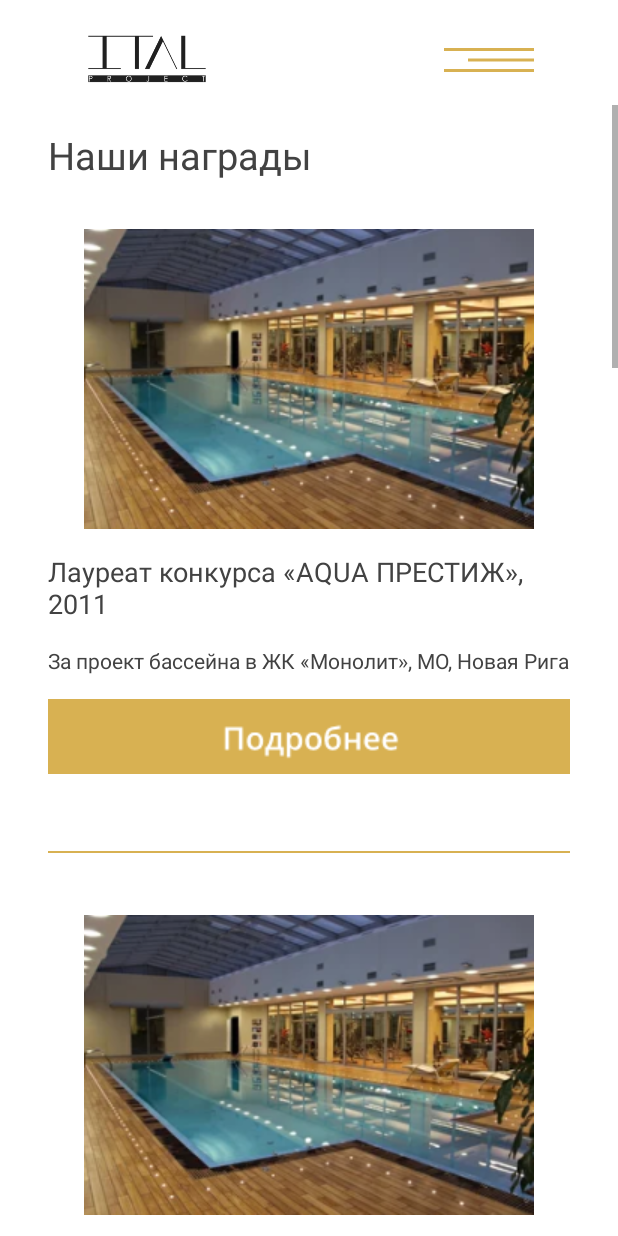
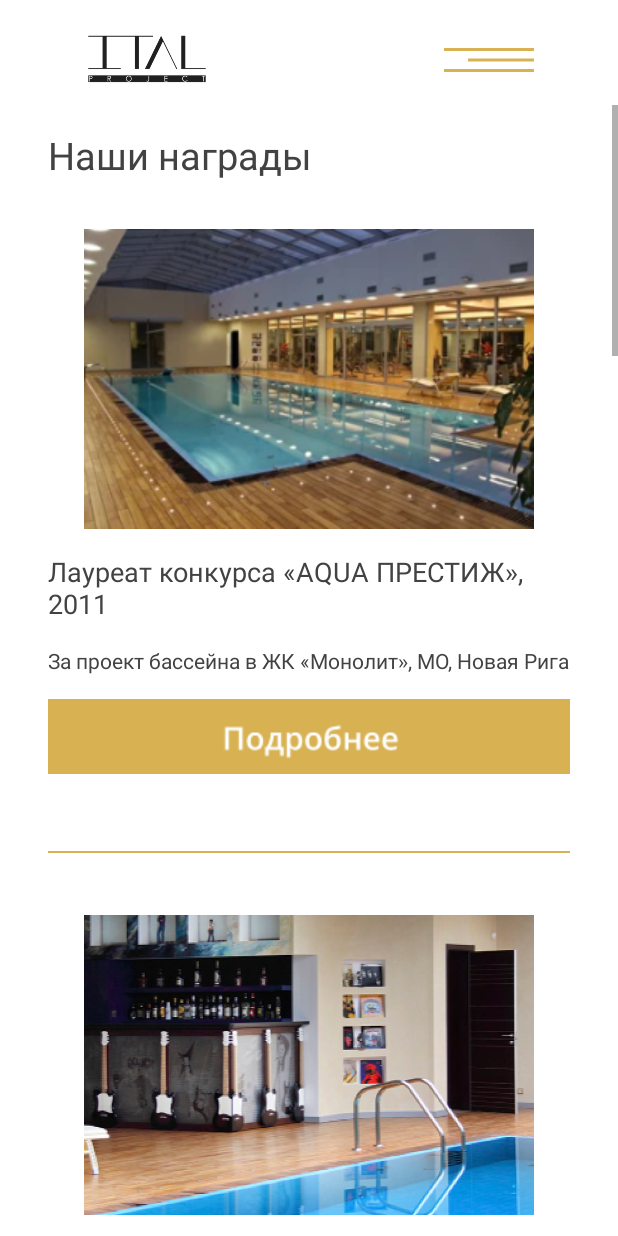
Before and after one commit to AssoRtl/practiceTeamwork, an Android app: the RewardActivity screen opened directly, with no data from a screen before it, on a phone screen of 412 x 824 dp. Run offline under Robolectric (Android 15) with nearby library versions, the phone set to English and light mode, and no system bars.

Commit message:
Изменение наград

```diff
--- a/app/src/main/res/layout/activity_reward.xml
+++ b/app/src/main/res/layout/activity_reward.xml
@@ -121,7 +121,7 @@
             android:layout_marginStart="32dp"
             android:layout_marginTop="40dp"
             android:layout_marginEnd="32dp"
-            app:srcCompat="@drawable/reward" />
+            app:srcCompat="@drawable/rectangle19" />
 
         <TextView
             android:id="@+id/textView13"
@@ -132,7 +132,7 @@
             android:layout_marginStart="32dp"
             android:textColor="#424242"
             android:layout_marginEnd="32dp"
-            android:text="Лауреат конкурса «AQUA ПРЕСТИЖ», 2011" />
+            android:text="Диплом Союза Архитекторов" />
 
         <TextView
             android:id="@+id/textView9"
@@ -169,7 +169,7 @@
             android:layout_marginStart="32dp"
             android:layout_marginTop="40dp"
             android:layout_marginEnd="32dp"
-            app:srcCompat="@drawable/reward" />
+            app:srcCompat="@drawable/rectangle21" />
 
         <TextView
             android:id="@+id/textView14"
@@ -180,7 +180,7 @@
             android:layout_marginStart="32dp"
             android:textColor="#424242"
             android:layout_marginEnd="32dp"
-            android:text="Лауреат конкурса «AQUA ПРЕСТИЖ», 2011" />
+            android:text="Диплом Союза Архитекторов России «Архи-конкурс 2011», 3-е место в номинации «Лучший интерьер»" />
 
         <TextView
             android:id="@+id/textView10"
@@ -189,7 +189,7 @@
             android:layout_marginStart="32dp"
             android:layout_marginTop="16dp"
             android:layout_marginEnd="32dp"
-            android:text="За проект бассейна в ЖК «Монолит», МО, Новая Рига"
+            android:text="За проект интерьера квартиры «Московский Модерн XXI века»"
             android:textColor="#424242" />
 
         <ImageButton
@@ -217,7 +217,7 @@
             android:layout_marginStart="32dp"
             android:layout_marginTop="40dp"
             android:layout_marginEnd="32dp"
-            app:srcCompat="@drawable/reward" />
+            app:srcCompat="@drawable/rectangle23" />
 
         <TextView
             android:id="@+id/textView19"
@@ -228,7 +228,7 @@
             android:layout_marginStart="32dp"
             android:textColor="#424242"
             android:layout_marginEnd="32dp"
-            android:text="Лауреат конкурса «AQUA ПРЕСТИЖ», 2011" />
+            android:text="Диплом профессионального клуба «Высокий дизайн»" />
 
         <TextView
             android:id="@+id/textView20"
@@ -237,7 +237,7 @@
             android:layout_marginStart="32dp"
             android:layout_marginTop="16dp"
             android:layout_marginEnd="32dp"
-            android:text="За проект бассейна в ЖК «Монолит», МО, Новая Рига"
+            android:text="За проект интерьера квартиры «Московский Модерн XXI века»"
             android:textColor="#424242" />
 
         <ImageButton
@@ -265,7 +265,7 @@
             android:layout_marginStart="32dp"
             android:layout_marginTop="40dp"
             android:layout_marginEnd="32dp"
-            app:srcCompat="@drawable/reward" />
+            app:srcCompat="@drawable/rectangle25" />
 
         <TextView
             android:id="@+id/textView24"
@@ -276,7 +276,7 @@
             android:layout_marginStart="32dp"
             android:textColor="#424242"
             android:layout_marginEnd="32dp"
-            android:text="Лауреат конкурса «AQUA ПРЕСТИЖ», 2011" />
+            android:text="Диплом номинанта открытого всероссийского конкурса от Совета экспертов интерьерного дизайна и архитектурной среды" />
 
         <TextView
             android:id="@+id/textView25"
@@ -285,7 +285,7 @@
             android:layout_marginStart="32dp"
             android:layout_marginTop="16dp"
             android:layout_marginEnd="32dp"
-            android:text="За проект бассейна в ЖК «Монолит», МО, Новая Рига"
+            android:text="За дизайн интерьера офиса «Зевс» с Москва-сита, Башня Сантк-Петербург"
             android:textColor="#424242" />
 
         <ImageButton
@@ -313,7 +313,7 @@
             android:layout_marginStart="32dp"
             android:layout_marginTop="40dp"
             android:layout_marginEnd="32dp"
-            app:srcCompat="@drawable/reward" />
+            app:srcCompat="@drawable/rectangle25" />
 
         <TextView
             android:id="@+id/textView11"
@@ -324,7 +324,7 @@
             android:layout_marginStart="32dp"
             android:textColor="#424242"
             android:layout_marginEnd="32dp"
-            android:text="Лауреат конкурса «AQUA ПРЕСТИЖ», 2011" />
+            android:text="«Пять звезд» в номинации трейд-стендов на выставке «Moscow Flower Show 2018»" />
 
         <TextView
             android:id="@+id/textView7"
@@ -333,7 +333,7 @@
             android:layout_marginStart="32dp"
             android:layout_marginTop="16dp"
             android:layout_marginEnd="32dp"
-            android:text="За проект бассейна в ЖК «Монолит», МО, Новая Рига"
+            android:text="За проект сада «Садовые Подмостки» в рамках Московского международного фестиваля садов и цветов"
             android:textColor="#424242" />
 
         <ImageButton
```
Also changed, not shown: app/src/main/res/drawable/rectangle19.png (added), app/src/main/res/drawable/rectangle21.png (added), app/src/main/res/drawable/rectangle23.png (added), app/src/main/res/drawable/rectangle25.png (added).
